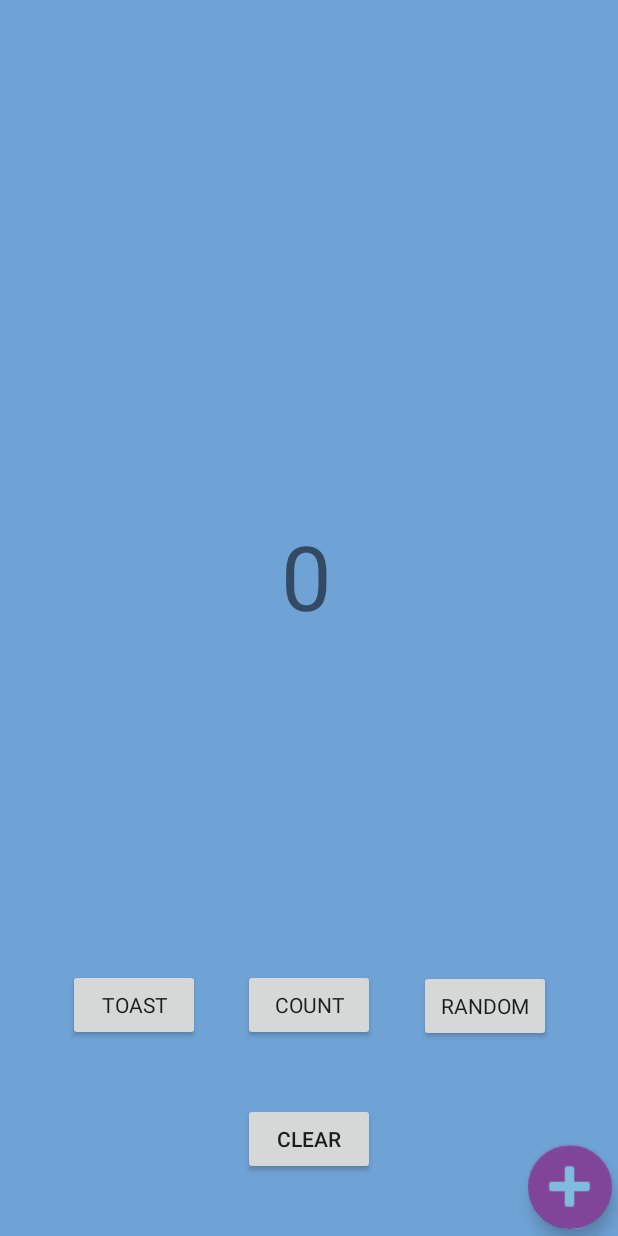
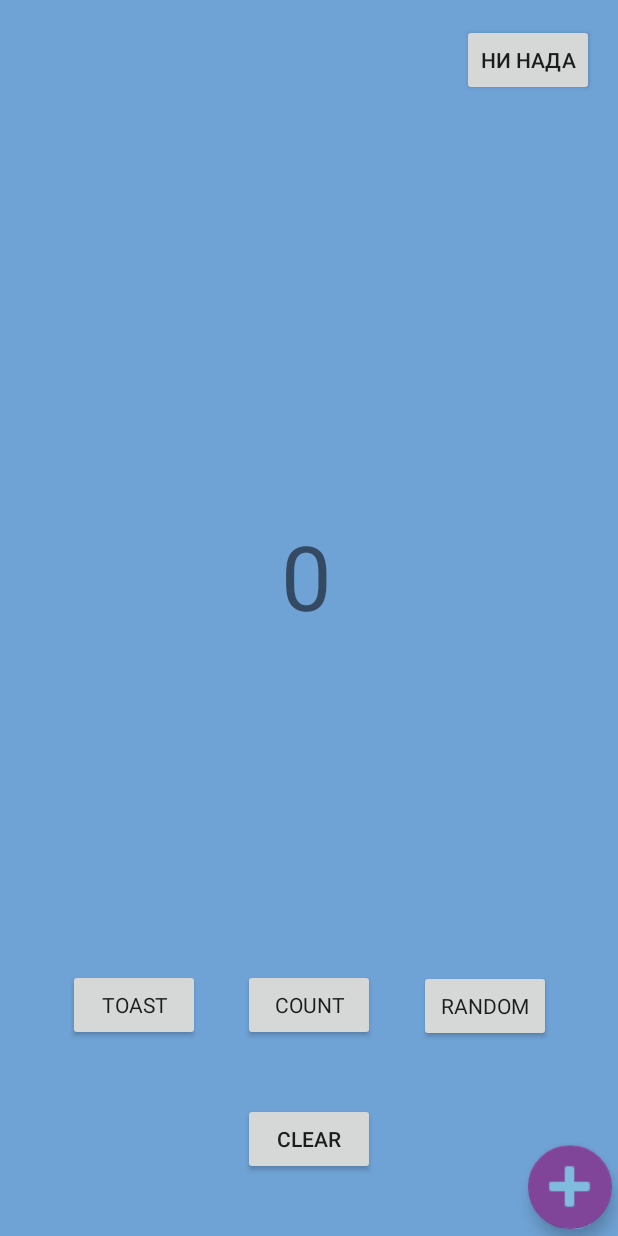
Before and after one commit to Bond228/OurFirstProject, an Android app: the screen it shows after launch (MainActivity), on a phone screen of 412 x 824 dp. Run offline under Robolectric (Android 15) with nearby library versions, the phone set to English and light mode, and no system bars.

Commit message:
Чекни

```diff
--- a/Project2/app/src/main/AndroidManifest.xml
+++ b/Project2/app/src/main/AndroidManifest.xml
@@ -8,10 +8,11 @@
     <application
         android:allowBackup="true"
         android:icon="@mipmap/ic_launcher"
-        android:label=""
+        android:label="The Best"
         android:roundIcon="@mipmap/ic_launcher_round"
         android:supportsRtl="true"
         android:theme="@style/AppTheme">
+        <activity android:name=".SecondActivity"></activity>
         <activity android:name=".MainActivity">
             <intent-filter>
                 <action android:name="android.intent.action.MAIN" />
--- a/Project2/app/src/main/res/layout/activity_main.xml
+++ b/Project2/app/src/main/res/layout/activity_main.xml
@@ -108,4 +108,15 @@
         app:layout_constraintStart_toStartOf="parent"
         app:layout_constraintTop_toBottomOf="@+id/count_button" />
 
+    <Button
+        android:onClick="newActivity"
+        android:id="@+id/secondButton"
+        android:layout_width="wrap_content"
+        android:layout_height="wrap_content"
+        android:layout_marginTop="16dp"
+        android:layout_marginEnd="16dp"
+        android:text="@string/nonono"
+        app:layout_constraintEnd_toEndOf="parent"
+        app:layout_constraintTop_toTopOf="parent" />
+
 </androidx.constraintlayout.widget.ConstraintLayout>
--- a/Project2/app/src/main/res/values/strings.xml
+++ b/Project2/app/src/main/res/values/strings.xml
@@ -8,4 +8,7 @@
     <string name="count_text">Count</string>
     <string name="random_text">Random</string>
     <string name="clear_text">Clear</string>
+    <string name="interes_text">Хотел что-то интересное? Ну кликни на кнопочку..</string>
+    <string name="secondButton">Ну давай</string>
+    <string name="nonono">Ни нада</string>
 </resources>
```
Also changed, not shown: Project2/app/src/main/java/com/example/project2/MainActivity.kt (+8 -2 lines), Project2/app/src/main/java/com/example/project2/SecondActivity.kt (added, +20 -0 lines), Project2/app/src/main/res/layout/activity_second.xml (added, +34 -0 lines).
